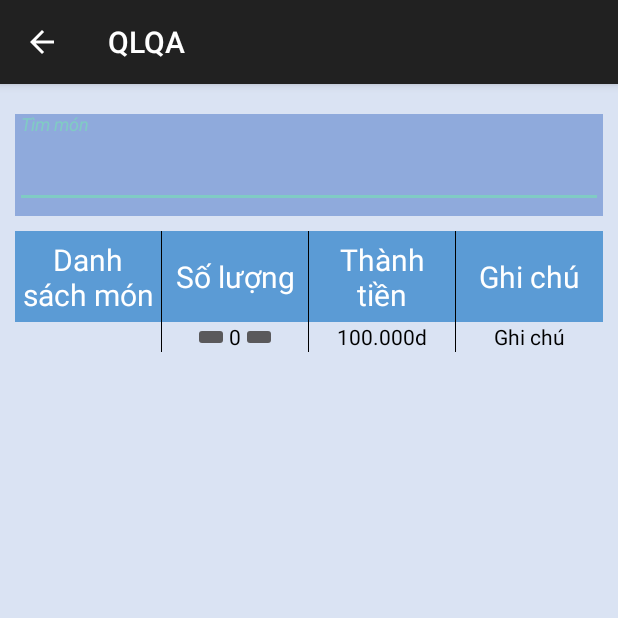
After one commit to xuanquang226/QLQAF, an Android app: the OrderTwoActivity screen opened directly, with no data from a screen before it, on a phone screen of 412 x 824 dp, the top half of it. The commit adds this screen. Run offline under Robolectric (Android 15) with nearby library versions, the phone set to English and light mode, and no system bars; 1 statement that could not run was skipped.

Commit message:
order layout

```diff
--- a/app/src/main/AndroidManifest.xml
+++ b/app/src/main/AndroidManifest.xml
@@ -14,6 +14,9 @@
         android:theme="@style/Theme.AppCompat"
         android:usesCleartextTraffic="true"
         tools:targetApi="31">
+        <activity
+            android:name=".OrderTwoActivity"
+            android:exported="false" />
         <activity
             android:name=".MenuAdjustment"
             android:exported="false" />
--- /dev/null
+++ b/app/src/main/java/com/example/qlqa/OrderTwoActivity.java
@@ -0,0 +1,36 @@
+package com.example.qlqa;
+
+import androidx.annotation.NonNull;
+import androidx.appcompat.app.ActionBar;
+import androidx.appcompat.app.AppCompatActivity;
+
+import android.os.Bundle;
+import android.view.MenuItem;
+
+import com.example.qlqa.model.DinnerTable;
+
+public class OrderTwoActivity extends AppCompatActivity {
+
+    @Override
+    protected void onCreate(Bundle savedInstanceState) {
+        super.onCreate(savedInstanceState);
+        setContentView(R.layout.order_two_layout);
+
+        DinnerTable dinnerTable = (DinnerTable) getIntent().getSerializableExtra("infoTable");
+
+        ActionBar actionBar = getSupportActionBar();
+        actionBar.setTitle("Bàn " +dinnerTable.getoNumber());
+        actionBar.setDisplayHomeAsUpEnabled(true);
+    }
+
+    @Override
+    public boolean onOptionsItemSelected(@NonNull MenuItem item) {
+        switch (item.getItemId()){
+            case android.R.id.home:
+                onBackPressed();
+                return true;
+            default:
+                return false;
+        }
+    }
+}
--- a/app/src/main/res/drawable/btn_login_custom.xml
+++ b/app/src/main/res/drawable/btn_login_custom.xml
@@ -16,7 +16,7 @@
     <item>
         <shape android:shape="rectangle" >
             <corners android:radius="10dp"/>
-            <solid android:color="@color/button" />
+            <solid android:color="@color/light_blue" />
 <!--            <stroke android:width="1dp" android:color="@color/purple_200"/>-->
         </shape>
     </item>
--- /dev/null
+++ b/app/src/main/res/layout/cardview_order2_layout.xml
@@ -0,0 +1,6 @@
+<?xml version="1.0" encoding="utf-8"?>
+<androidx.cardview.widget.CardView xmlns:android="http://schemas.android.com/apk/res/android"
+    android:layout_width="match_parent"
+    android:layout_height="match_parent">
+
+</androidx.cardview.widget.CardView>
--- a/app/src/main/res/layout/order_layout.xml
+++ b/app/src/main/res/layout/order_layout.xml
@@ -5,7 +5,7 @@
     android:layout_width="match_parent"
     android:layout_height="match_parent"
     android:orientation="vertical"
-    android:background="@color/white"
+    android:background="@color/back_ground"
     tools:context=".OrderAcitivity">
 
 
@@ -13,6 +13,7 @@
         android:id="@+id/rcv_ltb"
         android:layout_width="match_parent"
         android:layout_height="match_parent"
-        android:layout_margin="40dp"/>
+        android:layout_margin="40dp"
+       />
 
 </LinearLayout>
--- /dev/null
+++ b/app/src/main/res/layout/order_two_layout.xml
@@ -0,0 +1,131 @@
+<?xml version="1.0" encoding="utf-8"?>
+<RelativeLayout xmlns:android="http://schemas.android.com/apk/res/android"
+    xmlns:app="http://schemas.android.com/apk/res-auto"
+    xmlns:tools="http://schemas.android.com/tools"
+    android:layout_width="match_parent"
+    android:layout_height="match_parent"
+    android:background="@color/back_ground"
+    tools:context=".OrderTwoActivity">
+
+    <com.google.android.material.textfield.TextInputLayout
+        android:id="@+id/edt_search"
+        android:layout_width="match_parent"
+        android:layout_height="wrap_content"
+        android:layout_marginStart="10dp"
+        android:layout_marginTop="20dp"
+        android:layout_marginEnd="10dp"
+        android:background="@color/light_blue"
+        android:paddingBottom="5dp">
+
+        <com.google.android.material.textfield.TextInputEditText
+            android:layout_width="match_parent"
+            android:layout_height="match_parent"
+            android:backgroundTint="@color/white"
+            android:hint="@string/search"
+            android:textSize="23sp"
+            android:textStyle="italic" />
+    </com.google.android.material.textfield.TextInputLayout>
+
+    <TableLayout
+        android:layout_width="match_parent"
+        android:layout_height="wrap_content"
+        android:layout_below="@+id/edt_search"
+        android:layout_alignStart="@+id/edt_search"
+        android:layout_alignEnd="@+id/edt_search"
+        android:layout_marginTop="10dp"
+        android:divider="@color/white"
+        android:showDividers="middle">
+
+        <TableRow
+            android:background="@color/moderate_blue"
+            android:divider="@color/black"
+            android:gravity="center"
+            android:showDividers="middle">
+
+            <TextView
+                android:layout_width="0dp"
+                android:layout_weight="1"
+                android:padding="5dp"
+                android:text="@string/list_dish"
+                android:textAlignment="center"
+                android:textColor="@color/white"
+                android:textSize="20sp" />
+
+            <TextView
+                android:layout_width="0dp"
+                android:layout_weight="1"
+                android:padding="5dp"
+                android:text="@string/quantity"
+                android:textAlignment="center"
+                android:textColor="@color/white"
+                android:textSize="20sp" />
+
+            <TextView
+                android:layout_width="0dp"
+                android:layout_weight="1"
+                android:padding="5dp"
+                android:text="@string/into_money"
+                android:textAlignment="center"
+                android:textColor="@color/white"
+                android:textSize="20sp" />
+
+            <TextView
+                android:layout_width="0dp"
+                android:layout_weight="1"
+                android:padding="5dp"
+                android:text="@string/note"
+                android:textAlignment="center"
+                android:textColor="@color/white"
+                android:textSize="20sp" />
+        </TableRow>
+
+        <TableRow
+            android:background="@color/back_ground"
+            android:divider="@color/black"
+            android:gravity="center"
+            android:showDividers="middle"
+            >
+            <androidx.recyclerview.widget.RecyclerView
+                android:id="@+id/rcv_list_dish"
+                android:layout_width="0dp"
+                android:layout_weight="1"
+                ></androidx.recyclerview.widget.RecyclerView>
+            <LinearLayout
+                android:layout_width="0dp"
+                android:layout_weight="1"
+                android:orientation="horizontal"
+                android:gravity="center">
+                <ImageButton
+                    android:id="@+id/img_btn_add"
+                    android:layout_width="wrap_content"
+                    android:layout_height="wrap_content"/>
+                <TextView
+                    android:id="@+id/tv_quantity"
+                    android:layout_width="wrap_content"
+                    android:layout_height="wrap_content"
+                    android:text="0"
+                    android:textColor="@color/black"
+                    />
+                <ImageButton
+                    android:id="@+id/img_btn_minus"
+                    android:layout_width="wrap_content"
+                    android:layout_height="wrap_content"/>
+            </LinearLayout>
+            <TextView
+                android:id="@+id/tv_price"
+                android:layout_width="0dp"
+                android:layout_weight="1"
+                android:text="100.000d"
+                android:textColor="@color/black"
+                android:textAlignment="center"></TextView>
+            <TextView
+                android:id="@+id/tv_note"
+                android:layout_width="0dp"
+                android:layout_weight="1"
+                android:text="Ghi chú"
+                android:textColor="@color/black"
+                android:textAlignment="center"></TextView>
+        </TableRow>
+    </TableLayout>
+
+</RelativeLayout>
--- a/app/src/main/res/values/colors.xml
+++ b/app/src/main/res/values/colors.xml
@@ -9,7 +9,7 @@
     <color name="white">#FFFFFFFF</color>
     <color name="white_b">#F7F7FF</color>
     <color name="back_ground">#DAE3F3</color>
-    <color name="button">#8FAADC</color>
+    <color name="light_blue">#8FAADC</color>
     <color name="grey">#808080</color>
     <color name="dark_blue">#2F5597</color>
     <color name="moderate_blue">#5b9bd5</color>
--- a/app/src/main/res/values/strings.xml
+++ b/app/src/main/res/values/strings.xml
@@ -10,4 +10,9 @@
     <string name="timekeeping">Chấm công</string>
     <string name="menu_adjustment">Sửa món</string>
     <string name="list_table">Danh sách bàn</string>
+    <string name="search">Tìm món</string>
+    <string name="list_dish">Danh sách món</string>
+    <string name="quantity">Số lượng</string>
+    <string name="into_money">Thành tiền</string>
+    <string name="note">Ghi chú</string>
 </resources>
```
Also changed, not shown: app/src/main/java/com/example/qlqa/OrderAcitivity.java (+19 -8 lines), app/src/main/java/com/example/qlqa/adapter/TableAdapter.java (+18 -6 lines), app/src/main/java/com/example/qlqa/model/DinnerTable.java (+8 -1 lines), app/src/main/res/layout/cardview_ltb_layout.xml (deleted, +0 -38 lines), app/src/main/res/layout/cardview_order_layout.xml (added, +60 -0 lines).
